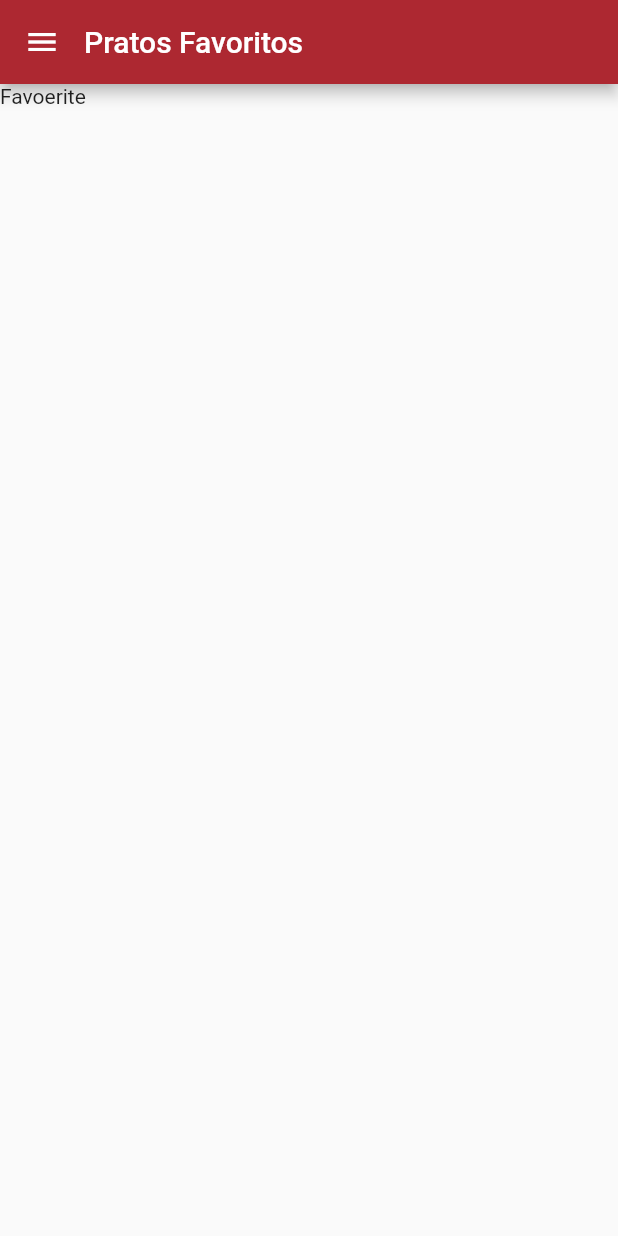
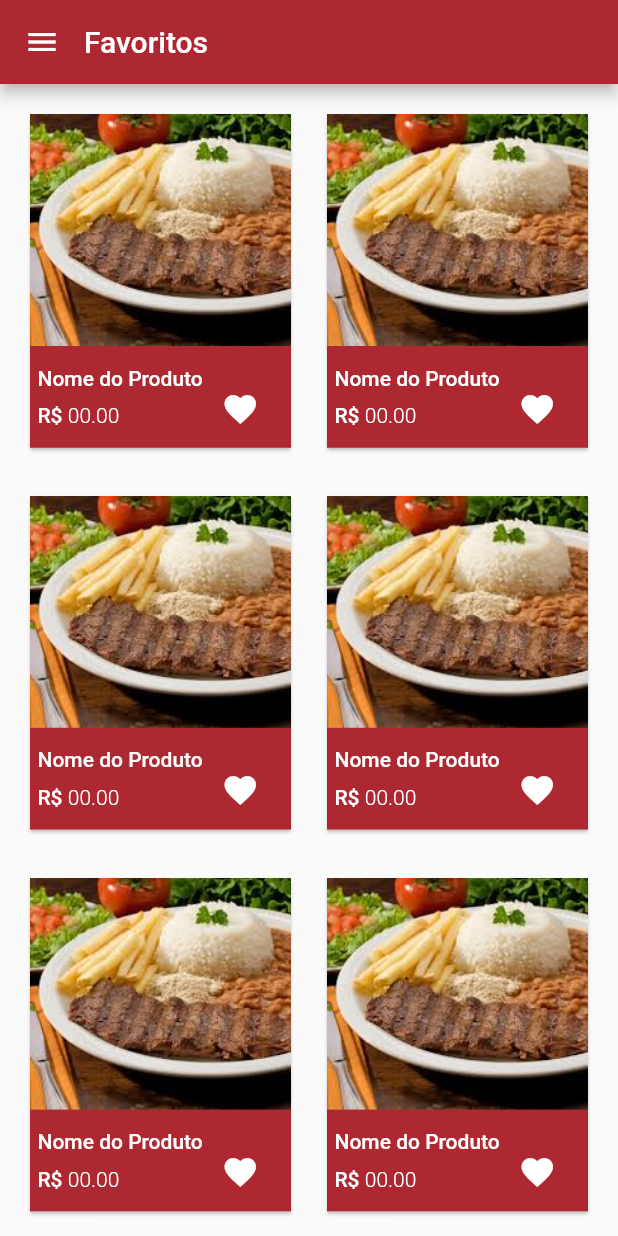
Before and after one commit to brunomond/CapiCardapio, a Flutter app: the FavoritePage screen opened by its route, on a phone screen of 412 x 824 dp. Run offline on Flutter 3.47's test engine with Material 2 defaults, Android fonts, the phone set to English and light mode, and no system bars; our stand-ins replace cloud_firestore, shared_preferences; accounts and stored records are empty.

Commit message:
Fixed -  Refinamentos de design, espaçamentos colors, fontSizes.

```diff
--- a/lib/View/FavoritePage/FavoritePage.dart
+++ b/lib/View/FavoritePage/FavoritePage.dart
@@ -17,11 +17,80 @@ class _FavoritePageState extends State<FavoritePage> {
     return Scaffold(
       appBar: AppBarWidget(title: widget.title),
       drawer: DrawerPage(),
-      body: ListView(
-        children: <Widget>[
-            Text("Favoerite")
-        ],
-      )
+      body: GridView.builder(
+        padding: EdgeInsets.all(16),
+        gridDelegate: SliverGridDelegateWithFixedCrossAxisCount(
+          crossAxisCount: 2,
+          mainAxisSpacing: 24,
+          crossAxisSpacing: 16,
+          childAspectRatio: 0.7894736842105263,
+        ),
+        itemCount: 10,
+        itemBuilder: (context, index) {
+          return InkWell(
+             onTap: (){
+              Navigator.pushNamed(context, '/descrition_page');
+            },
+            child: Card(
+              shape: RoundedRectangleBorder(borderRadius: BorderRadius.circular(2)),
+              child: Column(
+                crossAxisAlignment: CrossAxisAlignment.stretch,
+                mainAxisAlignment: MainAxisAlignment.start,
+                children: <Widget>[
+                  AspectRatio(
+                    aspectRatio: 1.125,
+                    child: Image.asset(
+                      'images/Prato_Executivo.jpg',
+                      fit: BoxFit.cover,
+                    ),
+                  ),
+                  Expanded(
+                      child: Container(
+                          color: Color.fromRGBO(173, 40, 49, 1),
+                          padding: EdgeInsets.all(5),
+                          child: Column(
+                            crossAxisAlignment: CrossAxisAlignment.start,
+                            mainAxisAlignment: MainAxisAlignment.center,
+                            children: <Widget>[
+                              Text(
+                                "Nome do Produto",
+                                style: TextStyle(
+                                  color: Colors.white,
+                                  fontWeight: FontWeight.w500,
+                                ),
+                              ),
+                              Row(
+                                  crossAxisAlignment: CrossAxisAlignment.end,
+                                  mainAxisAlignment: MainAxisAlignment.start,
+                                  children: <Widget>[
+                                    Text(
+                                      "R\$ ",
+                                      style: TextStyle(
+                                          color: Colors.white,
+                                          fontWeight: FontWeight.w500),
+                                    ),
+                                    Text(
+                                      "00.00                    ",
+                                      //virgula ou ponto pra divisao decimal?
+                                      style: TextStyle(
+                                          color: Colors.white,
+                                          fontWeight: FontWeight.w300),
+                                    ),
+                                    GestureDetector(
+                                      child: Icon(
+                                        Icons.favorite,
+                                        color: Colors.white,
+                                        size: 25,
+                                      ),
+                                    )
+                                  ]),
+                            ],
+                          )))
+                ],
+              ),
+            ),
+          );
+      })
     );
   }
 }
--- a/lib/View/HomePage/home_page.dart
+++ b/lib/View/HomePage/home_page.dart
@@ -28,7 +28,7 @@ class _HomePageState extends State<HomePage> {
               hours: "10:00 às 14:00",
               image: AssetImage('images/restarant.jpg'),
               navigatorToPage: (){
-                Navigator.pushNamed(context, '/descrition_page');
+                Navigator.pushNamed(context, '/menu_page');
               },
             ),
             CardWidget(
@@ -38,7 +38,7 @@ class _HomePageState extends State<HomePage> {
               hours: "18:00 às 00:00",
               image: AssetImage('images/bar.jpg'),
               navigatorToPage: (){
-                Navigator.pushNamed(context, '/favorite_page');
+                Navigator.pushNamed(context, '/menu_page');
               }
             ),
             EnderecoWidget(context)
--- a/lib/View/MenuPageRest/bebidas_rest.dart
+++ b/lib/View/MenuPageRest/bebidas_rest.dart
@@ -10,7 +10,7 @@ class _BebidasState extends State<Bebidas> {
   @override
   Widget build(BuildContext context) {
     return GridView.builder(
-        padding: EdgeInsets.all(17.0),
+        padding: EdgeInsets.all(16),
         gridDelegate: SliverGridDelegateWithFixedCrossAxisCount(
           crossAxisCount: 2,
           mainAxisSpacing: 24.0,
@@ -20,7 +20,11 @@ class _BebidasState extends State<Bebidas> {
         itemCount: 10,
         itemBuilder: (context, index) {
           return InkWell(
+            onTap: (){
+              Navigator.pushNamed(context, '/descrition_page');
+            },
             child: Card(
+              shape: RoundedRectangleBorder(borderRadius: BorderRadius.circular(2)),
               child: Column(
                 crossAxisAlignment: CrossAxisAlignment.stretch,
                 mainAxisAlignment: MainAxisAlignment.start,
```
Also changed, not shown: lib/View/DescritionPage/descrition_page.dart (+62 -42 lines), lib/View/MenuPageRest/MenuPageRest.dart (+18 -2 lines), lib/View/MenuPageRest/comidas_rest.dart (+6 -2 lines), lib/main.dart (+6 -2 lines), pubspec.yaml (+1 -8 lines), pubspec.lock.
